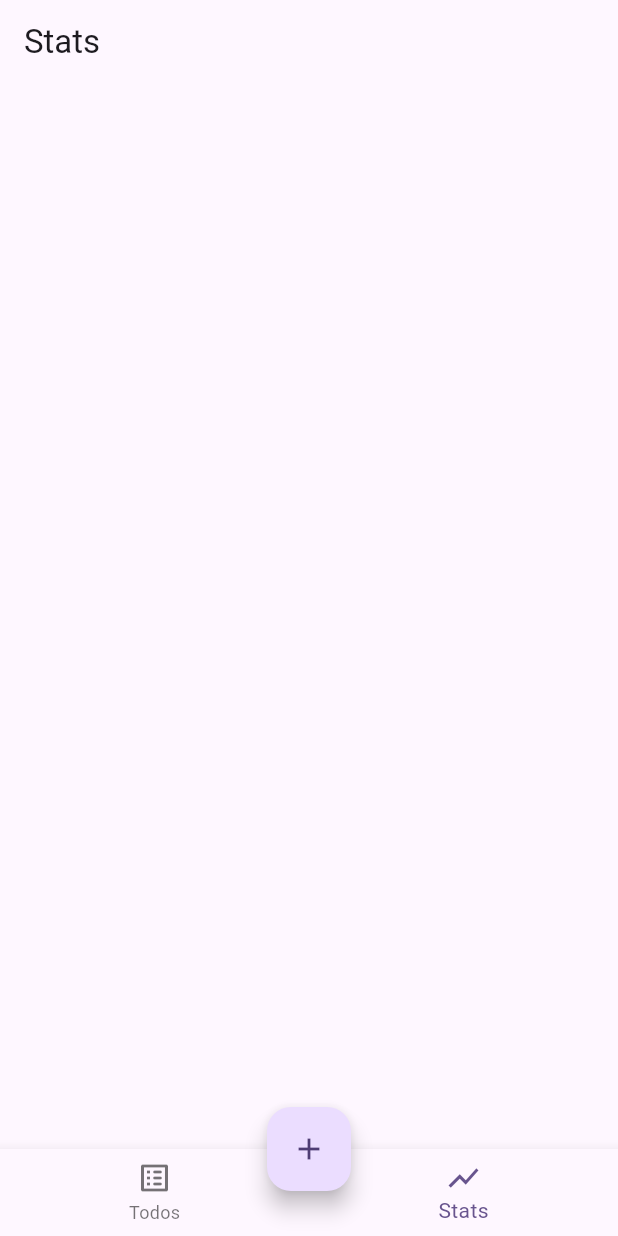
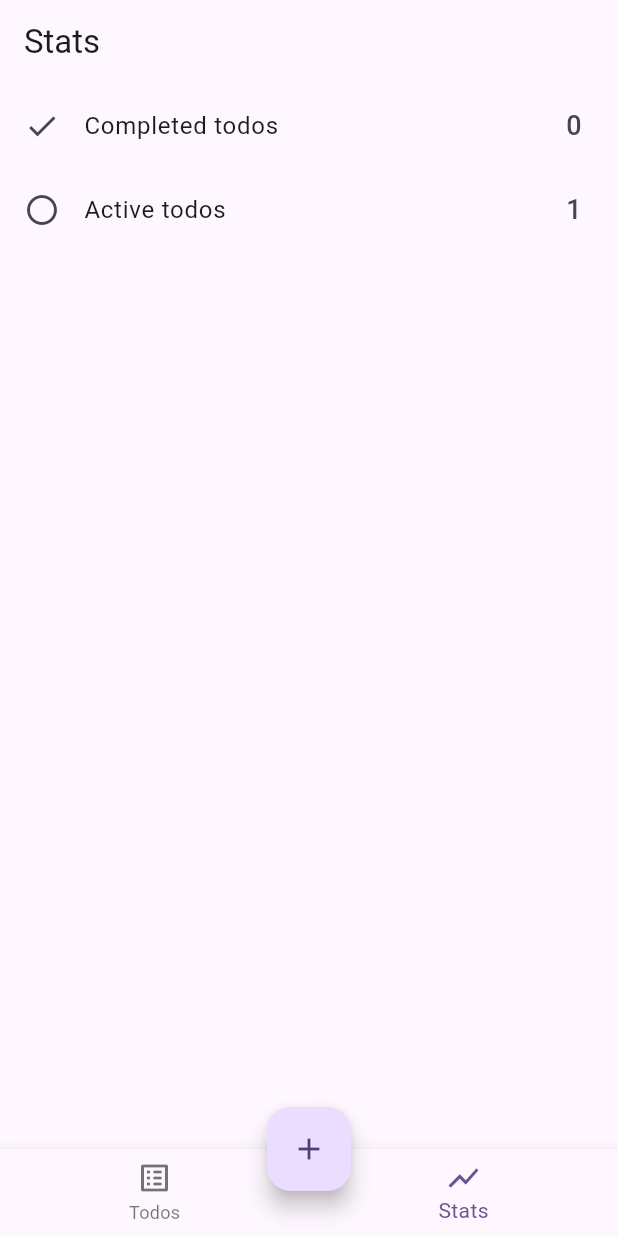
Before and after one commit to musharaf-at-NGI/my_todo_app, a Flutter app: the screen it shows after launch, item 2 of the bottom bar chosen, on a phone screen of 412 x 824 dp. Run offline on Flutter 3.47's test engine with Material 3 defaults, Android fonts, the phone set to English and light mode, and no system bars; our stand-ins replace flutter_bloc.

Commit message:
Todo App In Progress

```diff
--- a/lib/stats/stats_screen.dart
+++ b/lib/stats/stats_screen.dart
@@ -1,4 +1,6 @@
 import 'package:flutter/material.dart';
+import 'package:flutter_bloc/flutter_bloc.dart';
+import 'package:my_todo_app/todos/bloc/todos_bloc.dart';
 
 class StatsScreen extends StatelessWidget {
   const StatsScreen({super.key});
@@ -9,6 +11,24 @@ class StatsScreen extends StatelessWidget {
       appBar: AppBar(
         title: const Text("Stats"),
       ),
+      body: BlocBuilder<TodosBloc, TodosState>(
+        builder: (context, state) => Column(
+          children: [
+            ListTile(
+              leading: const Icon(Icons.check),
+              title: const Text("Completed todos"),
+              trailing: Text("${context.read<TodosBloc>().getCompletedTodos()}",
+                  style: const TextStyle(fontSize: 18)),
+            ),
+            ListTile(
+              leading: const Icon(Icons.circle_outlined),
+              title: const Text("Active todos"),
+              trailing: Text("${context.read<TodosBloc>().getActiveTodos()}",
+                  style: const TextStyle(fontSize: 18)),
+            )
+          ],
+        ),
+      ),
     );
   }
 }
--- a/lib/todos/bloc/todos_bloc.dart
+++ b/lib/todos/bloc/todos_bloc.dart
@@ -7,9 +7,24 @@ part 'todos_state.dart';
 class TodosBloc extends Bloc<TodosEvent, TodosState> {
   List<TodoModel> todos = [];
 
+  int getCompletedTodos() {
+    return state.todosList
+        .where((element) => element.isCompleted)
+        .toList()
+        .length;
+  }
+
+  int getActiveTodos() {
+    return state.todosList
+        .where((element) => !element.isCompleted)
+        .toList()
+        .length;
+  }
+
   TodosBloc() : super(InitialState([])) {
     on<LoadInitialTodos>((event, emit) {
       state.todosList = event.todosList;
+      todos = state.todosList;
       debugPrint("emitted state");
       emit(state);
     });
@@ -23,11 +38,7 @@ class TodosBloc extends Bloc<TodosEvent, TodosState> {
         }
         return task;
       }).toList();
-
-      debugPrint("state emitted");
-      // print(state);
-      debugPrint("updated Value: ${state.todosList[0].isCompleted}");
-      // state.todosList = [];
+      todos = state.todosList;
       emit(InitialState(state.todosList));
     });
 
@@ -41,6 +52,75 @@ class TodosBloc extends Bloc<TodosEvent, TodosState> {
                   description: event.description,
                   isCompleted: false)
             ];
+        todos = state.todosList;
+        emit(InitialState(state.todosList));
+      },
+    );
+
+    on<OnTodoDetailsPageRequested>(
+      (event, emit) {
+        emit(
+          TodoEditRequestedState(
+            state.todosList,
+            event.title,
+            event.description,
+            event.id,
+          ),
+        );
+      },
+    );
+
+    on<OnTaskDetailsUpdated>(
+      (event, emit) async {
+        state.todosList = state.todosList.map((todo) {
+          if (todo.id == event.id) {
+            todo.title = event.title;
+            todo.description = event.description;
+          }
+          return todo;
+        }).toList();
+        todos = state.todosList;
+        emit(TodoEditedSuccessState(state.todosList));
+      },
+    );
+
+    on<OnTappedShowActive>(
+      (event, emit) {
+        state.todosList =
+            todos.where((element) => !element.isCompleted).toList();
+        emit(InitialState(state.todosList));
+      },
+    );
+
+    on<OnTappedShowCompleted>(
+      (event, emit) {
+        state.todosList =
+            todos.where((element) => element.isCompleted).toList();
+        emit(InitialState(state.todosList));
+      },
+    );
+
+    on<OnTappedShowAll>(
+      (event, emit) {
+        emit(InitialState(todos));
+      },
+    );
+
+    on<OnMarkAllActive>(
+      (event, emit) {
+        todos = todos.map((e) => e..isCompleted = false).toList();
+        state.todosList =
+            state.todosList.map((e) => e..isCompleted = false).toList();
+
+        emit(InitialState(state.todosList));
+      },
+    );
+
+    on<OnMarkAllComplete>(
+      (event, emit) {
+        todos = todos.map((e) => e..isCompleted = true).toList();
+        state.todosList =
+            state.todosList.map((e) => e..isCompleted = true).toList();
         emit(InitialState(state.todosList));
       },
     );
--- a/lib/todos/bloc/todos_event.dart
+++ b/lib/todos/bloc/todos_event.dart
@@ -13,8 +13,34 @@ class OnTaskUpdated extends TodosEvent {
   OnTaskUpdated(this.id, this.value);
 }
 
+class OnTaskDetailsUpdated extends TodosEvent {
+  String id;
+  String title;
+  String description;
+  OnTaskDetailsUpdated(this.id, this.title, this.description);
+}
+
 class OnTaskAdded extends TodosEvent {
   String title;
   String description;
   OnTaskAdded(this.title, this.description);
 }
+
+class OnTodoDetailsPageRequested extends TodosEvent {
+  String title;
+  String description;
+  String id;
+  OnTodoDetailsPageRequested(this.title, this.description, this.id);
+}
+
+class OnTappedShowAll extends TodosEvent {}
+
+class OnTappedShowCompleted extends TodosEvent {}
+
+class OnTappedShowActive extends TodosEvent {}
+
+class OnMarkAllComplete extends TodosEvent {}
+
+class OnMarkAllActive extends TodosEvent {}
+
+class OnTodoDelete extends TodosEvent {}
--- a/lib/todos/bloc/todos_state.dart
+++ b/lib/todos/bloc/todos_state.dart
@@ -10,3 +10,17 @@ class InitialState extends TodosState {
 
   InitialState(this.todosList) : super(todosList);
 }
+
+class TodoEditRequestedState extends TodosState {
+  List<TodoModel> todosList;
+  String title;
+  String description;
+  String id;
+  TodoEditRequestedState(this.todosList, this.title, this.description, this.id)
+      : super(todosList);
+}
+
+class TodoEditedSuccessState extends TodosState {
+  List<TodoModel> todosList;
+  TodoEditedSuccessState(this.todosList) : super(todosList);
+}
```
Also changed, not shown: lib/bottom_navigation/bottom_navigation_screen.dart (+10 -17 lines), lib/todo_details/todo_details_screen.dart (+59 -16 lines), lib/todos/todos_screen.dart (+71 -12 lines).
